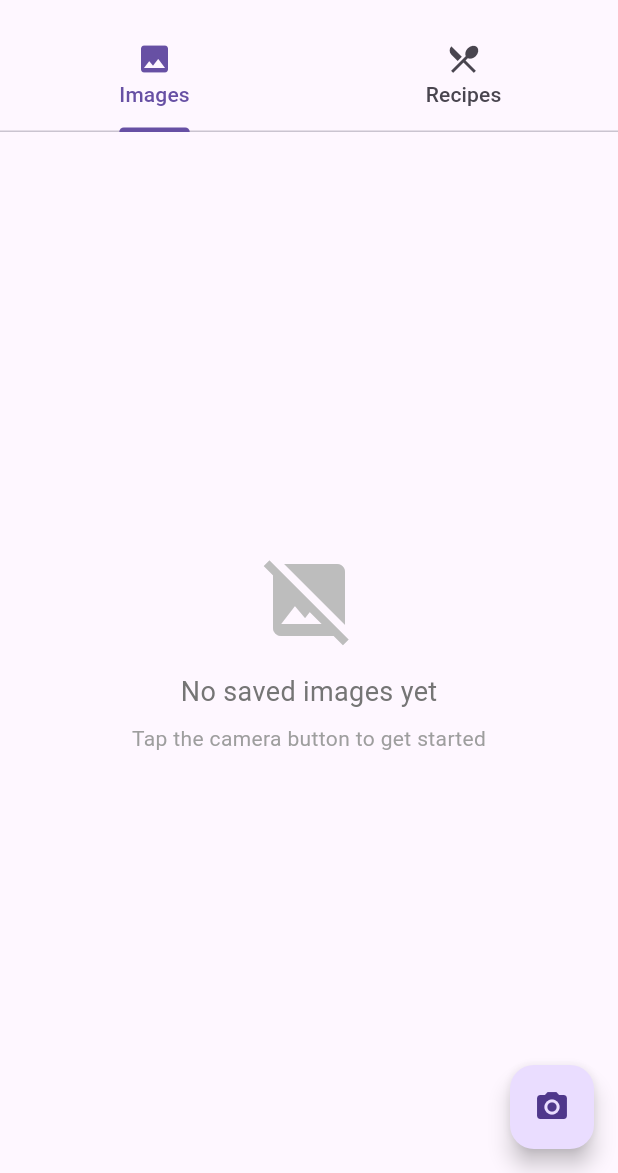
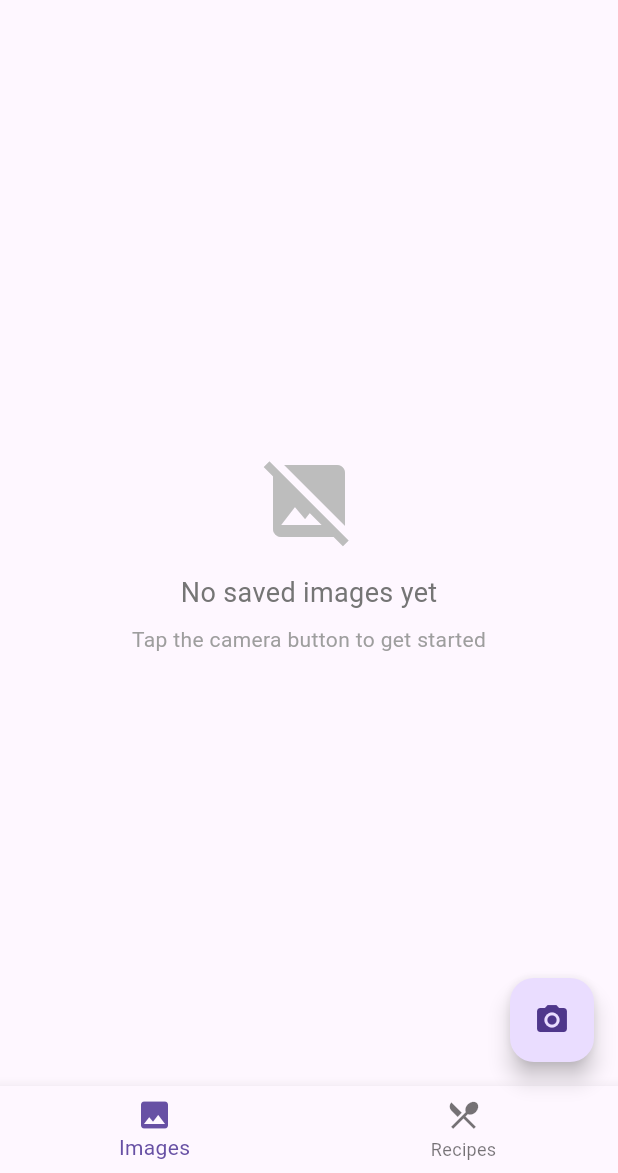
Before and after one commit to calfariae/visight, a Flutter app: the screen it shows after launch, on a phone screen of 412 x 824 dp, the part 63-1236 px from its top. Run offline on Flutter 3.47's test engine with Material 3 defaults, Android fonts, the light colour scheme and no system bars; our stand-ins replace camera, go_router, shared_preferences.

Commit message:
update home screen navigation

```diff
--- a/mobile/lib/views/home_screen.dart
+++ b/mobile/lib/views/home_screen.dart
@@ -13,8 +13,8 @@ class HomeScreen extends StatefulWidget {
   State<HomeScreen> createState() => _HomeScreenState();
 }
 
-class _HomeScreenState extends State<HomeScreen> with SingleTickerProviderStateMixin {
-  late TabController _tabController;
+class _HomeScreenState extends State<HomeScreen> {
+  int _currentIndex = 0;
   List<Map<String, dynamic>> _savedImages = [];
   List<Map<String, dynamic>> _recipes = [];
   bool _isLoading = true;
@@ -22,25 +22,12 @@ class _HomeScreenState extends State<HomeScreen> with SingleTickerProviderStateM
   @override
   void initState() {
     super.initState();
-    _tabController = TabController(length: 2, vsync: this);
-    _tabController.addListener(() {
-      setState(() {}); // Rebuild when tab changes
-    });
     _loadData();
-  }
-
-  @override
-  void dispose() {
-    _tabController.dispose();
-    super.dispose();
   }
 
   Future<void> _loadData() async {
     setState(() => _isLoading = true);
-    await Future.wait([
-      _loadSavedImages(),
-      _loadRecipes(),
-    ]);
+    await Future.wait([_loadSavedImages(), _loadRecipes()]);
     setState(() => _isLoading = false);
   }
 
@@ -74,30 +61,34 @@ class _HomeScreenState extends State<HomeScreen> with SingleTickerProviderStateM
   Widget build(BuildContext context) {
     return Scaffold(
       appBar: AppBar(
-        title: const Text('Visight'),
+        title: Text('Visight'),
         centerTitle: true,
-        bottom: TabBar(
-          controller: _tabController,
-          tabs: const [
-            Tab(text: 'Images', icon: Icon(Icons.image)),
-            Tab(text: 'Recipes', icon: Icon(Icons.restaurant_menu)),
-          ],
-        ),
       ),
       body: _isLoading
           ? const Center(child: CircularProgressIndicator())
-          : TabBarView(
-              controller: _tabController,
-              children: [
-                _buildImagesTab(),
-                _buildRecipesTab(),
-              ],
-            ),
+          : _currentIndex == 0
+          ? _buildImagesTab()
+          : _buildRecipesTab(),
+      bottomNavigationBar: BottomNavigationBar(
+        currentIndex: _currentIndex,
+        onTap: (index) {
+          setState(() {
+            _currentIndex = index;
+          });
+        },
+        items: const [
+          BottomNavigationBarItem(icon: Icon(Icons.image), label: 'Images'),
+          BottomNavigationBarItem(
+            icon: Icon(Icons.restaurant_menu),
+            label: 'Recipes',
+          ),
+        ],
+      ),
       floatingActionButton: FloatingActionButton(
-        onPressed: _tabController.index == 0
+        onPressed: _currentIndex == 0
             ? () => context.go(Routes.camera)
             : _navigateToCreateRecipe,
-        child: Icon(_tabController.index == 0 ? Icons.camera_alt : Icons.add),
+        child: Icon(_currentIndex == 0 ? Icons.camera_alt : Icons.add),
       ),
     );
   }
@@ -110,9 +101,15 @@ class _HomeScreenState extends State<HomeScreen> with SingleTickerProviderStateM
           children: [
             Icon(Icons.image_not_supported, size: 64, color: Colors.grey[400]),
             const SizedBox(height: 16),
-            Text('No saved images yet', style: TextStyle(fontSize: 18, color: Colors.grey[600])),
+            Text(
+              'No saved images yet',
+              style: TextStyle(fontSize: 18, color: Colors.grey[600]),
+            ),
             const SizedBox(height: 8),
-            Text('Tap the camera button to get started', style: TextStyle(fontSize: 14, color: Colors.grey[500])),
+            Text(
+              'Tap the camera button to get started',
+              style: TextStyle(fontSize: 14, color: Colors.grey[500]),
+            ),
           ],
         ),
       );
@@ -152,9 +149,15 @@ class _HomeScreenState extends State<HomeScreen> with SingleTickerProviderStateM
           children: [
             Icon(Icons.restaurant_menu, size: 64, color: Colors.grey[400]),
             const SizedBox(height: 16),
-            Text('No recipes yet', style: TextStyle(fontSize: 18, color: Colors.grey[600])),
+            Text(
+              'No recipes yet',
+              style: TextStyle(fontSize: 18, color: Colors.grey[600]),
+            ),
             const SizedBox(height: 8),
-            Text('Tap the + button to create a recipe', style: TextStyle(fontSize: 14, color: Colors.grey[500])),
+            Text(
+              'Tap the + button to create a recipe',
+              style: TextStyle(fontSize: 14, color: Colors.grey[500]),
+            ),
           ],
         ),
       );
@@ -176,11 +179,11 @@ class _HomeScreenState extends State<HomeScreen> with SingleTickerProviderStateM
           return Card(
             margin: const EdgeInsets.only(bottom: 16),
             child: ListTile(
-              leading: const CircleAvatar(
-                child: Icon(Icons.restaurant),
+              leading: const CircleAvatar(child: Icon(Icons.restaurant)),
+              title: Text(recipe['name'] ?? 'Untitled Recipe'),
+              subtitle: Text(
+                '$imageCount ingredient${imageCount != 1 ? 's' : ''} • ${totalWeight.toStringAsFixed(2)} kg total',
               ),
-              title: Text(recipe['name'] ?? 'Untitled Recipe'),
-              subtitle: Text('$imageCount ingredient${imageCount != 1 ? 's' : ''} • ${totalWeight.toStringAsFixed(2)} kg total'),
               trailing: const Icon(Icons.chevron_right),
               onTap: () {
                 // TODO: Navigate to recipe details
```
